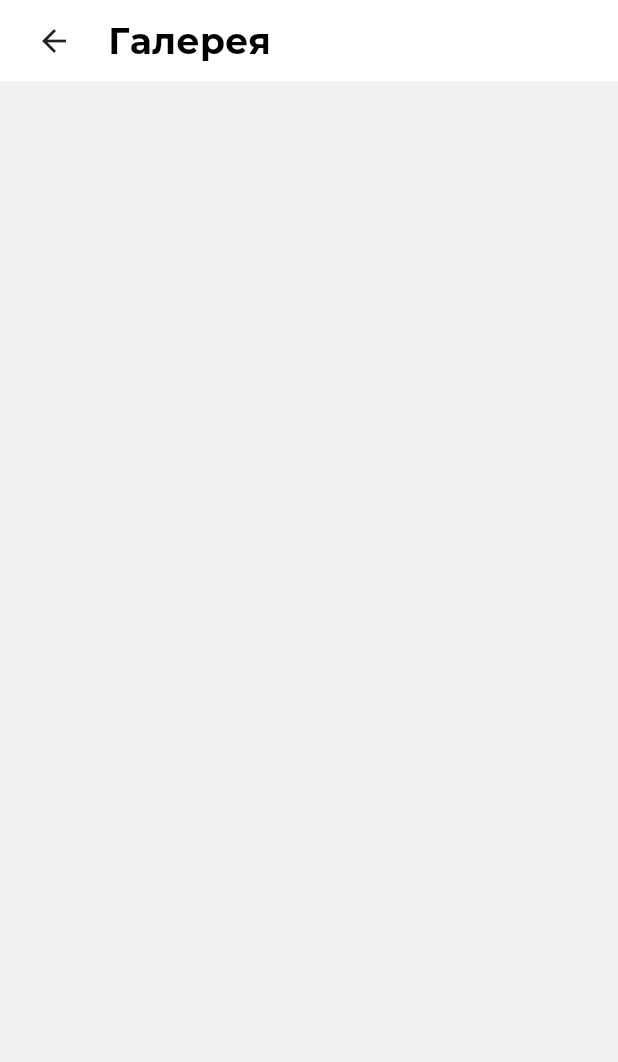
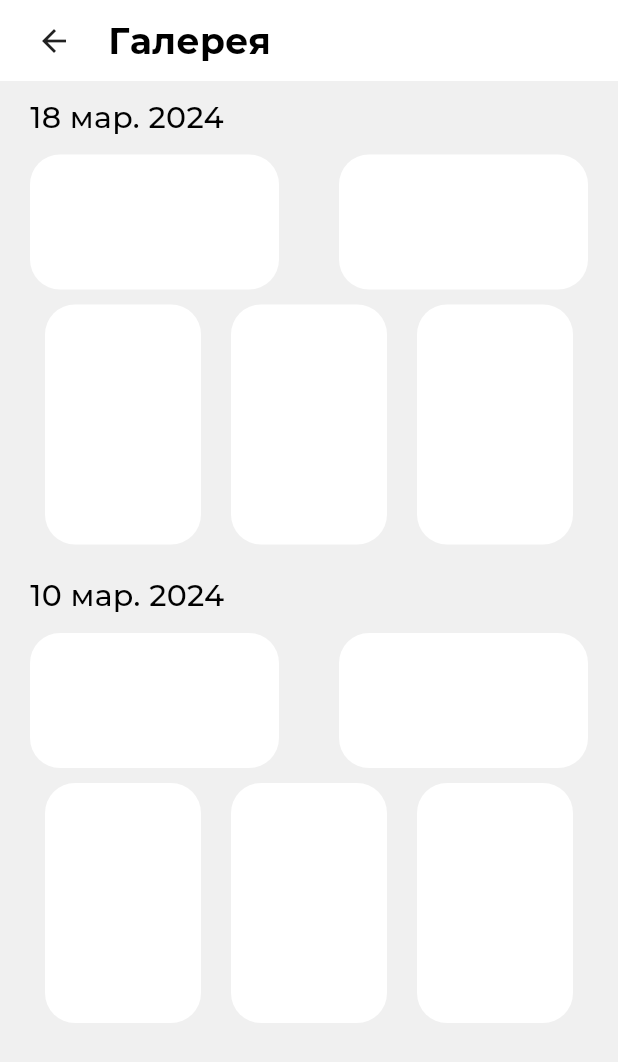
Before and after one commit to NoRulee/ingenerium, a Flutter app: the GaleryPage screen opened directly, on a phone screen of 412 x 824 dp. Shown: the top 1062 px of the screen. Run offline on Flutter 3.47's test engine with Material 3 defaults, Android fonts, the light colour scheme and no system bars; project files that could hold a hidden picture were left out.

Commit message:
fix: fix galery page

```diff
--- a/lib/src/presentation/pages/galery_page.dart
+++ b/lib/src/presentation/pages/galery_page.dart
@@ -1,5 +1,9 @@
+import 'package:flutter/cupertino.dart';
 import 'package:flutter/material.dart';
+import 'package:flutter/rendering.dart';
+import 'package:flutter/widgets.dart';
 import 'package:injenerium_mobile_app/src/presentation/style/color_style.dart';
+import 'package:injenerium_mobile_app/src/presentation/style/text_stryle.dart';
 import 'package:injenerium_mobile_app/src/presentation/widgets/custom_app_bar.dart';
 
 class GaleryPage extends StatelessWidget {
@@ -9,9 +13,98 @@ class GaleryPage extends StatelessWidget {
   Widget build(BuildContext context) {
     return Scaffold(
       backgroundColor: getSecondaryColor(context),
-      body: SafeArea(
-        child: const CustomAppBar(title: 'Галерея', arrowBack: true),
+      body: const SafeArea(
+        child: Column(
+          crossAxisAlignment: CrossAxisAlignment.start,
+          children: [
+            Expanded(
+              child: SingleChildScrollView(
+                child: Column(
+                  children: [
+                    CustomAppBar(title: 'Галерея', arrowBack: true),
+                    _GalerySelection(date: '18 мар. 2024'),
+                    _GalerySelection(date: '10 мар. 2024'),
+                  ],
+                ),
+              ),
+            ),
+          ],
+        ),
       ),
     );
   }
 }
+
+class _GalerySelection extends StatelessWidget {
+  final String date;
+
+  const _GalerySelection({required this.date});
+
+  @override
+  Widget build(BuildContext context) {
+    return Padding(
+      padding: const EdgeInsets.symmetric(horizontal: 20.0, vertical: 10),
+      child: Column(
+        crossAxisAlignment: CrossAxisAlignment.start,
+        children: [
+          Text(
+            date,
+            style: getMediumTextStyle(context),
+          ),
+          const SizedBox(height: 10),
+          Row(
+            mainAxisAlignment: MainAxisAlignment.spaceBetween,
+            children: [
+              Container(
+                width: 166,
+                height: 90,
+                decoration: BoxDecoration(
+                  color: getBackgroundColor(context),
+                  borderRadius: BorderRadius.circular(20),
+                ),
+              ),
+              Container(
+                width: 166,
+                height: 90,
+                decoration: BoxDecoration(
+                  color: getBackgroundColor(context),
+                  borderRadius: BorderRadius.circular(20),
+                ),
+              ),
+            ],
+          ),
+          const SizedBox(height: 10),
+          Row(
+            mainAxisAlignment: MainAxisAlignment.spaceAround,
+            children: [
+              Container(
+                width: 104,
+                height: 160,
+                decoration: BoxDecoration(
+                  color: getBackgroundColor(context),
+                  borderRadius: BorderRadius.circular(20),
+                ),
+              ),
+              Container(
+                width: 104,
+                height: 160,
+                decoration: BoxDecoration(
+                  color: getBackgroundColor(context),
+                  borderRadius: BorderRadius.circular(20),
+                ),
+              ),
+              Container(
+                width: 104,
+                height: 160,
+                decoration: BoxDecoration(
+                  color: getBackgroundColor(context),
+                  borderRadius: BorderRadius.circular(20),
+                ),
+              ),
+            ],
+          ),
+        ],
+      ),
+    );
+  }
+}
--- a/lib/src/presentation/pages/home_page.dart
+++ b/lib/src/presentation/pages/home_page.dart
@@ -6,7 +6,7 @@ import 'package:injenerium_mobile_app/src/presentation/widgets/custom_app_bar.da
 import 'package:injenerium_mobile_app/src/presentation/widgets/custom_navigation_bar.dart';
 
 class HomePageController extends ValueNotifier<int> {
-  HomePageController() : super(0);
+  HomePageController() : super(1);
 }
 
 class HomePage extends StatelessWidget {
```
